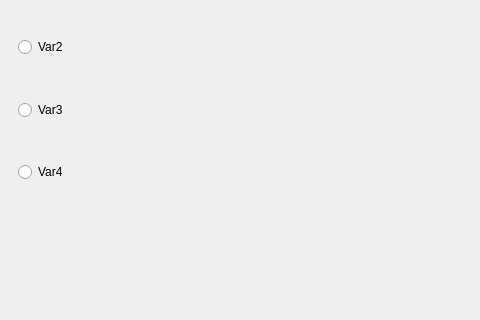
Qt form testforstudent.ui (Rayzedan/SystemControlStudent) before a commit; both pictures show x 0 to 480 and y 160 to 480 of the 640 by 480 pixel window.
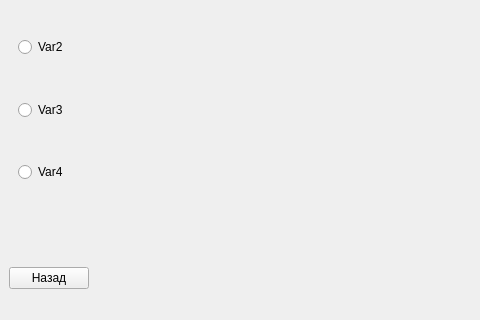
The same form after that commit.

Commit message: Запрос на темы и кнопка назад

```diff
--- a/testforstudent.ui
+++ b/testforstudent.ui
@@ -204,6 +204,13 @@
     </item>
     <item>
      <layout class="QHBoxLayout" name="horizontalLayout">
+      <item>
+       <widget class="QPushButton" name="pushButton_2">
+        <property name="text">
+         <string>Назад</string>
+        </property>
+       </widget>
+      </item>
       <item>
        <spacer name="horizontalSpacer">
         <property name="orientation">
```
Left out of the diff: 2 changed lines with no effect on the pictures. The commit also changes 4 other files.
